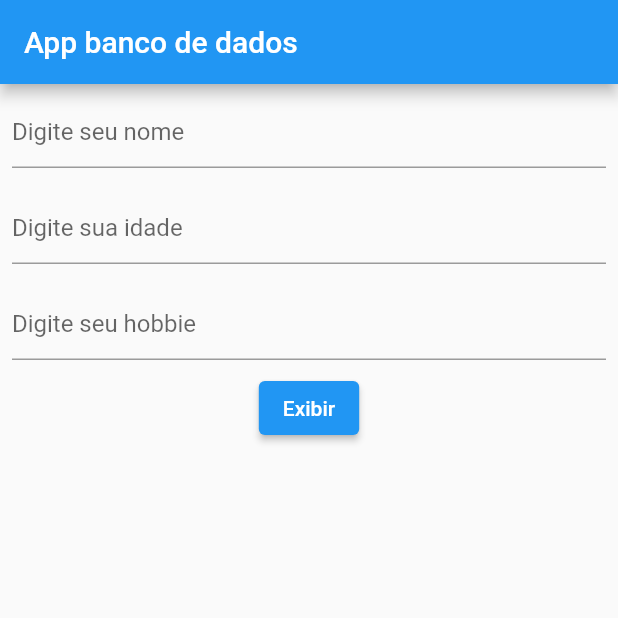
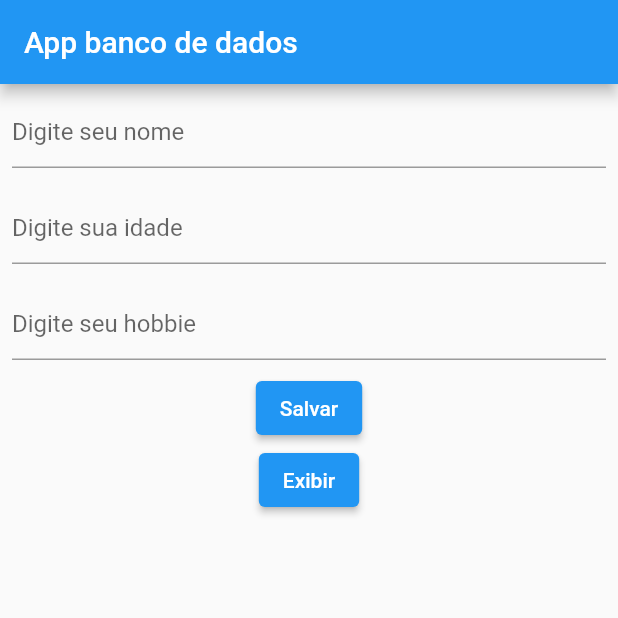
Before and after one commit to danielvieira95/DESM-2, a Flutter app: the screen it shows after launch, after a tap on "Exibir", on a phone screen of 412 x 824 dp, the top half of it. Run offline on Flutter 3.47's test engine with Material 2 defaults, Android fonts, the phone set to English and light mode, and no system bars; our stand-ins replace audioplayers, sqflite, sqflite_common_ffi; accounts and stored records are empty; network calls fail.

Commit message:
APP AULA 14

```diff
--- a/Apps-TA/app_aula14/lib/data/database.dart
+++ b/Apps-TA/app_aula14/lib/data/database.dart
@@ -1,13 +1,17 @@
 import 'package:app_aula14/data/databasedao.dart';
 import 'package:sqflite/sqflite.dart'; // pacote que permite a interação com o banco de dados
 import 'package:path/path.dart';  // pacote que permite encontrar o caminho para salvar o banco de dados
-
+import 'package:sqflite_common_ffi/sqflite_ffi.dart';
 // Função que vai inicializar o banco de dados
 Future<Database> getDatabase() async{
+  sqfliteFfiInit();
+
+  var databaseFactory = databaseFactoryFfi;
+  var db = await databaseFactory.openDatabase(inMemoryDatabasePath);
   // getDatabasePath irá pegar o diretório do banco de dados
-  final String path = join(await getDatabasesPath(),'users.db');
-  return openDatabase(path,onCreate: (db, version) {
+  final String path = join(await getDatabasesPath(),'tablepessoas.db');
+  return  openDatabase(path,onCreate: (db, version) {
     db.execute(UsersDao.tabela);
-  });
+  },version: 1);
 
 }
--- a/Apps-TA/app_aula14/lib/data/databasedao.dart
+++ b/Apps-TA/app_aula14/lib/data/databasedao.dart
@@ -7,11 +7,9 @@ class UsersDao{
   static const String _idade = 'idade';
   static const _hobbie = 'hobbie';
   static const _tablenome = 'tablepessoas';
-  static const String tabela = 'CREATE TABLE $_tablenome('
-  '$_id INTEREGER,'
-  '$_nome TEXT,'
-  '$_idade INTEREGER,'
-  '$_hobbie TEXT)';
+  //static const String tabela = 'CREATE TABLE $_tablenome('$_id TEXT,$_nome TEXT,$_idade TEXT,$_hobbie TEXT)';
+  static const String tabela = 'CREATE TABLE $_tablenome($_id TEXT, $_nome TEXT, $_idade TEXT, $_hobbie TEXT)';
+
 
   salvar(Users user)async{
     final Database db = await getDatabase();
@@ -46,10 +44,10 @@ class UsersDao{
 
   }
   // lista todos os usuarios salvos
-  Future<List<Users>> listaruser(Users user)async{
+  Future<List<Users>> listaruser()async{
     print("Acessando banco de dados");
     final Database bd = await getDatabase(); // abre banco de dados
-    final List <Map<String,dynamic>> result  =await bd.query(tabela); // pega todos os dados da tabela
+    final List <Map<String,dynamic>> result  = await bd.query(tabela); // pega todos os dados da tabela
     print("Resultado $result");
     return  toList(result);
 
@@ -61,6 +59,7 @@ class UsersDao{
     return await db.delete(tabela,where:"$_nome" ,whereArgs:[nomeusuario] );
 
   }
+
 
   Map<String,dynamic> toMap(Users user){
     print("Convertendo usuarios em mapa de usuarios");
--- a/Apps-TA/app_aula14/lib/main.dart
+++ b/Apps-TA/app_aula14/lib/main.dart
@@ -1,7 +1,159 @@
+import 'package:app_aula14/data/databasedao.dart';
 import 'package:flutter/material.dart';
+import 'package:sqflite/sqflite.dart';
+import 'package:path/path.dart';
 
-void main() {
+import 'package:sqflite_common_ffi/sqflite_ffi.dart';
+void main()async {
   runApp(MaterialApp(home: Home(),));
+  var cliente = Users("0", "Daniel", "28", "Jogar video game");
+  sqfliteFfiInit();
+   databaseFactory = databaseFactoryFfi;
+  print(cliente.nome);
+
+   // Avoid errors caused by flutter upgrade.
+  // Importing 'package:flutter/widgets.dart' is required.
+  WidgetsFlutterBinding.ensureInitialized();
+  // Open the database and store the reference.
+  final database = openDatabase(
+    // Set the path to the database. Note: Using the `join` function from the
+    // `path` package is best practice to ensure the path is correctly
+    // constructed for each platform.
+    join(await getDatabasesPath(), 'doggie_database.db'),
+    // When the database is first created, create a table to store dogs.
+    onCreate: (db, version) {
+      // Run the CREATE TABLE statement on the database.
+      return db.execute(
+        'CREATE TABLE dogs(id INTEGER PRIMARY KEY, name TEXT, age INTEGER)',
+      );
+    },
+    // Set the version. This executes the onCreate function and provides a
+    // path to perform database upgrades and downgrades.
+    version: 1,
+  );
+
+  // Define a function that inserts dogs into the database
+  Future<void> insertDog(Dog dog) async {
+    // Get a reference to the database.
+    final db = await database;
+
+    // Insert the Dog into the correct table. You might also specify the
+    // `conflictAlgorithm` to use in case the same dog is inserted twice.
+    //
+    // In this case, replace any previous data.
+    await db.insert(
+      'dogs',
+      dog.toMap(),
+      conflictAlgorithm: ConflictAlgorithm.replace,
+    );
+  }
+
+  // A method that retrieves all the dogs from the dogs table.
+  Future<List<Dog>> dogs() async {
+    // Get a reference to the database.
+    final db = await database;
+
+    // Query the table for all the dogs.
+    final List<Map<String, Object?>> dogMaps = await db.query('dogs');
+
+    // Convert the list of each dog's fields into a list of `Dog` objects.
+    return [
+      for (final {
+            'id': id as int,
+            'name': name as String,
+            'age': age as int,
+          } in dogMaps)
+        Dog(id: id, name: name, age: age),
+    ];
+  }
+
+  Future<void> updateDog(Dog dog) async {
+    // Get a reference to the database.
+    final db = await database;
+
+    // Update the given Dog.
+    await db.update(
+      'dogs',
+      dog.toMap(),
+      // Ensure that the Dog has a matching id.
+      where: 'id = ?',
+      // Pass the Dog's id as a whereArg to prevent SQL injection.
+      whereArgs: [dog.id],
+    );
+  }
+
+  Future<void> deleteDog(int id) async {
+    // Get a reference to the database.
+    final db = await database;
+
+    // Remove the Dog from the database.
+    await db.delete(
+      'dogs',
+      // Use a `where` clause to delete a specific dog.
+      where: 'id = ?',
+      // Pass the Dog's id as a whereArg to prevent SQL injection.
+      whereArgs: [id],
+    );
+  }
+
+  // Create a Dog and add it to the dogs table
+  var fido = Dog(
+    id: 0,
+    name: 'Fido',
+    age: 35,
+  );
+
+  await insertDog(fido);
+
+  // Now, use the method above to retrieve all the dogs.
+  print(await dogs()); // Prints a list that include Fido.
+
+  // Update Fido's age and save it to the database.
+  fido = Dog(
+    id: fido.id,
+    name: fido.name,
+    age: fido.age + 7,
+  );
+  await updateDog(fido);
+
+  // Print the updated results.
+  print(await dogs()); // Prints Fido with age 42.
+
+  // Delete Fido from the database.
+  await deleteDog(fido.id);
+
+  // Print the list of dogs (empty).
+  print(await dogs());
+}
+
+class Dog {
+  final int id;
+  final String name;
+  final int age;
+
+  Dog({
+    required this.id,
+    required this.name,
+    required this.age,
+  });
+
+  // Convert a Dog into a Map. The keys must correspond to the names of the
+  // columns in the database.
+  Map<String, Object?> toMap() {
+    return {
+      'id': id,
+      'name': name,
+      'age': age,
+    };
+  }
+
+  // Implement toString to make it easier to see information about
+  // each dog when using the print statement.
+  @override
+  String toString() {
+    return 'Dog{id: $id, name: $name, age: $age}';
+  }
+
 }
 
 class Home extends StatefulWidget {
@@ -50,8 +202,17 @@ class _HomeState extends State<Home> {
               ),
             ),
             ElevatedButton(onPressed: (){
+              Map<String,dynamic> dados={"id": 0, "nome":nome,"idade":idade,"hobbie":hobbie};
               print("${nome.text} ${idade.text} ${hobbie.text}");
+              UsersDao().salvar(Users("0", nome.text, idade.text, hobbie.text));
 
+
+            }, child: Text("Salvar")),
+            ElevatedButton(onPressed: ()async{
+              List <Users> user = await UsersDao().listaruser();
+
+             // Handle displaying users in your UI
+            print(user); // Example: Print the list of users to debug console
             }, child: Text("Exibir")),
 
           ],
--- a/Apps-TA/app_aula14/pubspec.yaml
+++ b/Apps-TA/app_aula14/pubspec.yaml
@@ -36,6 +36,9 @@ dependencies:
   # Use with the CupertinoIcons class for iOS style icons.
   cupertino_icons: ^1.0.2
   sqflite: ^2.0.3+1
+
+  path: ^1.8.3
+  sqflite_common_ffi: ^2.3.0+4
 
 dev_dependencies:
   flutter_test:
```
Also changed, not shown: Apps-TA/app_aula14/pubspec.lock.
